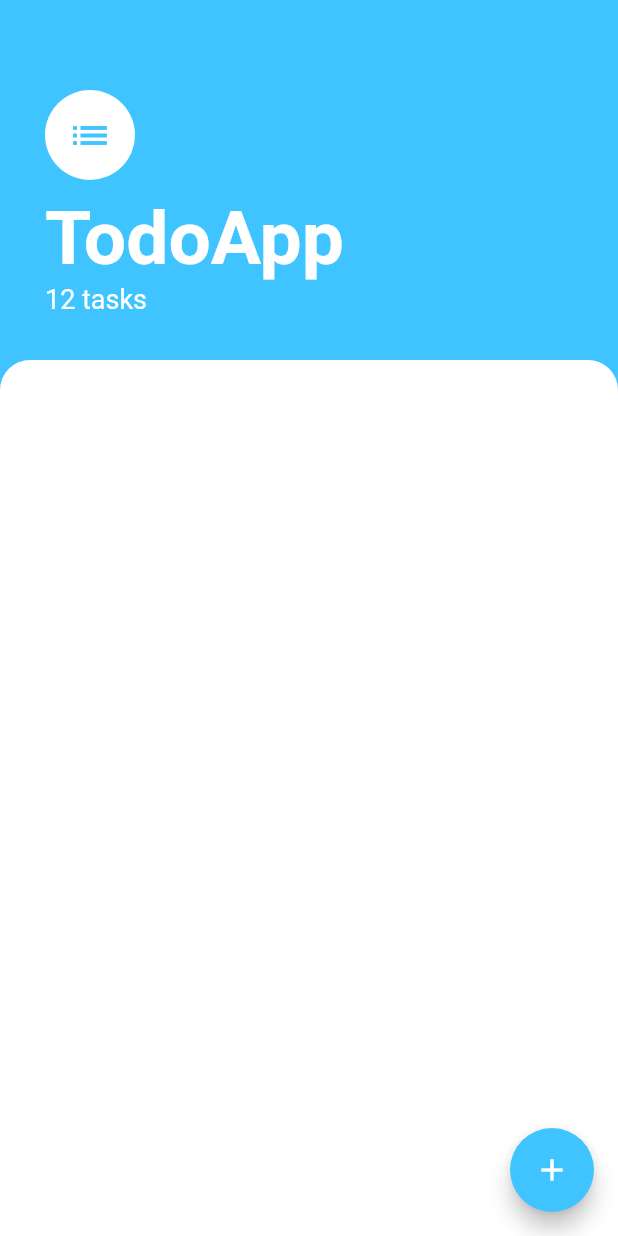
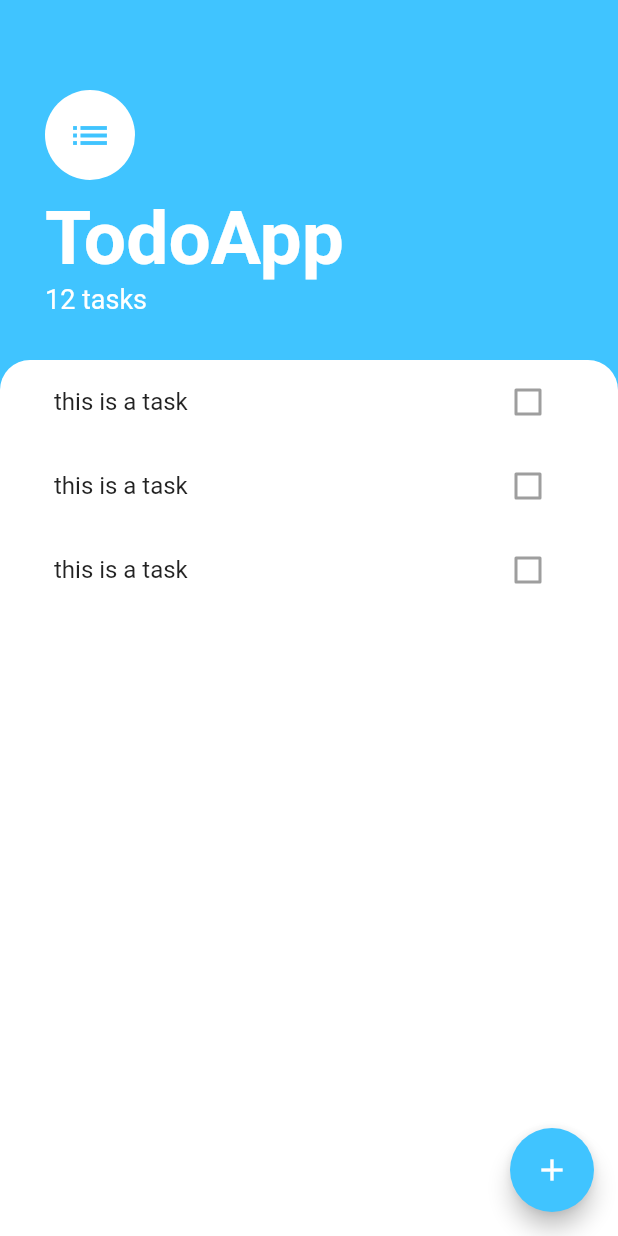
Before and after one commit to malgwi/flutter_todo, a Flutter app: the screen it shows after launch, on a phone screen of 412 x 824 dp. Run offline on Flutter 3.47's test engine with Material 2 defaults, Android fonts, the phone set to English and light mode, and no system bars.

Commit message:
tasksList

```diff
--- a/lib/screens/tasks_screen.dart
+++ b/lib/screens/tasks_screen.dart
@@ -1,4 +1,5 @@
 import 'package:flutter/material.dart';
+import 'package:todo_app/widgets/tasks_list.dart';
 
 class TasksScreen extends StatelessWidget {
   @override
@@ -6,6 +7,9 @@ class TasksScreen extends StatelessWidget {
     return Scaffold(
       backgroundColor: Colors.lightBlueAccent,
       floatingActionButton: FloatingActionButton(
+        onPressed: () {
+          //
+        },
         backgroundColor: Colors.lightBlueAccent,
         child: Icon(Icons.add),
       ),
@@ -52,6 +56,7 @@ class TasksScreen extends StatelessWidget {
           ),
           Expanded(
             child: Container(
+              padding: EdgeInsets.symmetric(horizontal: 20.0),
               decoration: BoxDecoration(
                 color: Colors.white,
                 borderRadius: BorderRadius.only(
@@ -59,6 +64,7 @@ class TasksScreen extends StatelessWidget {
                   topRight: Radius.circular(20.0),
                 ),
               ),
+              child: TasksList(),
             ),
           ),
         ],
--- /dev/null
+++ b/lib/widgets/tasks_list.dart
@@ -0,0 +1,15 @@
+import 'package:flutter/material.dart';
+import 'package:todo_app/widgets/tasks_tile.dart';
+
+class TasksList extends StatelessWidget {
+  @override
+  Widget build(BuildContext context) {
+    return ListView(
+      children: [
+        TaskTile(),
+        TaskTile(),
+        TaskTile(),
+      ],
+    );
+  }
+}
--- /dev/null
+++ b/lib/widgets/tasks_tile.dart
@@ -0,0 +1,13 @@
+import 'package:flutter/material.dart';
+
+class TaskTile extends StatelessWidget {
+  @override
+  Widget build(BuildContext context) {
+    return ListTile(
+      title: Text('this is a task'),
+      trailing: Checkbox(
+        value: false,
+      ),
+    );
+  }
+}
```
